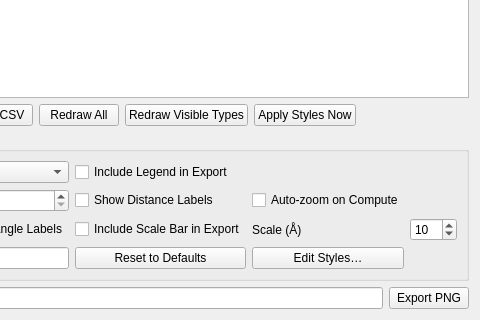
Old version of the form protliginteract.ui in the repository juvenalyosa/ProtLigInteract; both pictures show x 274 to 754 and y 283 to 603 of the 754 by 603 pixel window.
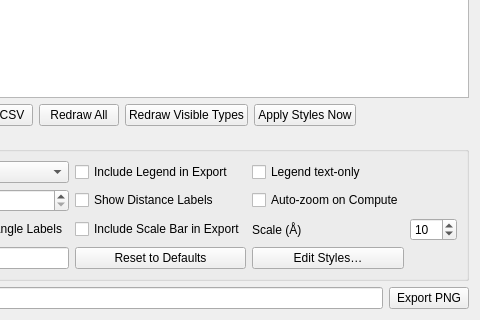
New version of the form.

What changed in the file:
```diff
--- a/protliginteract.ui
+++ b/protliginteract.ui
@@ -104,6 +104,7 @@
           <item row="0" column="0"><widget class="QLabel" name="legendCornerLabel"><property name="text"><string>Legend Corner</string></property></widget></item>
           <item row="0" column="1"><widget class="QComboBox" name="legend_corner_combo"/></item>
           <item row="0" column="2"><widget class="QCheckBox" name="legend_export_cb"><property name="text"><string>Include Legend in Export</string></property></widget></item>
+          <item row="0" column="3"><widget class="QCheckBox" name="legend_text_only_cb"><property name="text"><string>Legend text-only</string></property></widget></item>
 
           <item row="1" column="0"><widget class="QLabel" name="discThicknessLabel"><property name="text"><string>Ring Disc Thickness (Å)</string></property></widget></item>
           <item row="1" column="1"><widget class="QDoubleSpinBox" name="disc_thickness_spin">
```
